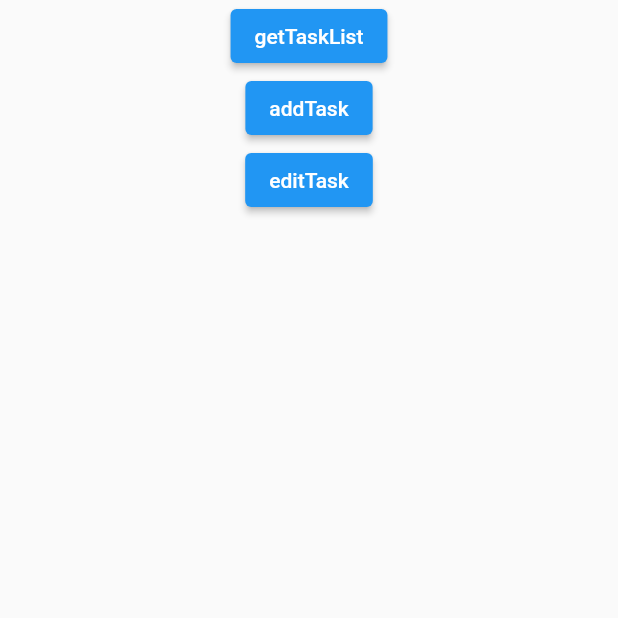
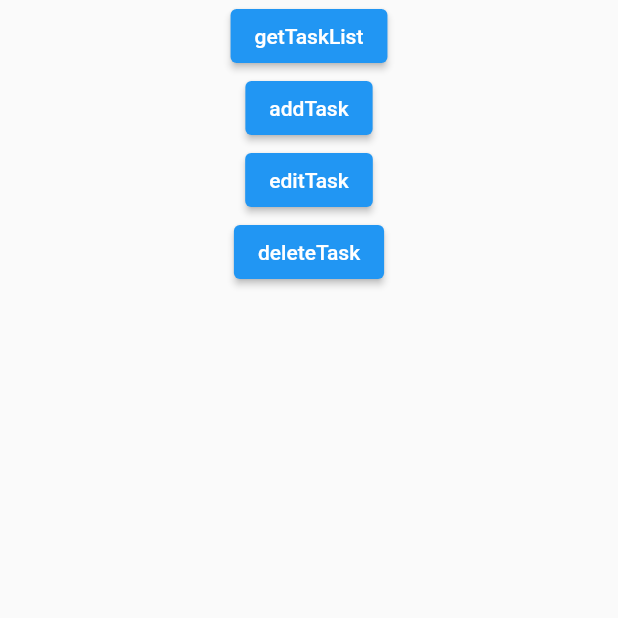
Before and after one commit to StarProxima/todo-manager, a Flutter app: the screen it shows after launch, on a phone screen of 412 x 824 dp, the top half of it. Run offline on Flutter 3.47's test engine with Material 2 defaults, Android fonts, the phone set to English and light mode, and no system bars.

Commit message:
DeleteTask request

```diff
--- a/lib/main.dart
+++ b/lib/main.dart
@@ -45,6 +45,13 @@ class _MyAppState extends State<MyApp> {
     log('${response.data} ${response.status}');
   }
 
+  void deleteTask() async {
+    var response = await TaskRepository().deleteTask(
+      lastTask!,
+    );
+    log('${response.data} ${response.status}');
+  }
+
   @override
   Widget build(BuildContext context) {
     return MaterialApp(
@@ -66,6 +73,10 @@ class _MyAppState extends State<MyApp> {
                 onPressed: editTask,
                 child: const Text('editTask'),
               ),
+              ElevatedButton(
+                onPressed: deleteTask,
+                child: const Text('deleteTask'),
+              ),
             ],
           ),
         ),
```
Also changed, not shown: lib/data/repositories/task_repository.dart (+15 -1 lines).
